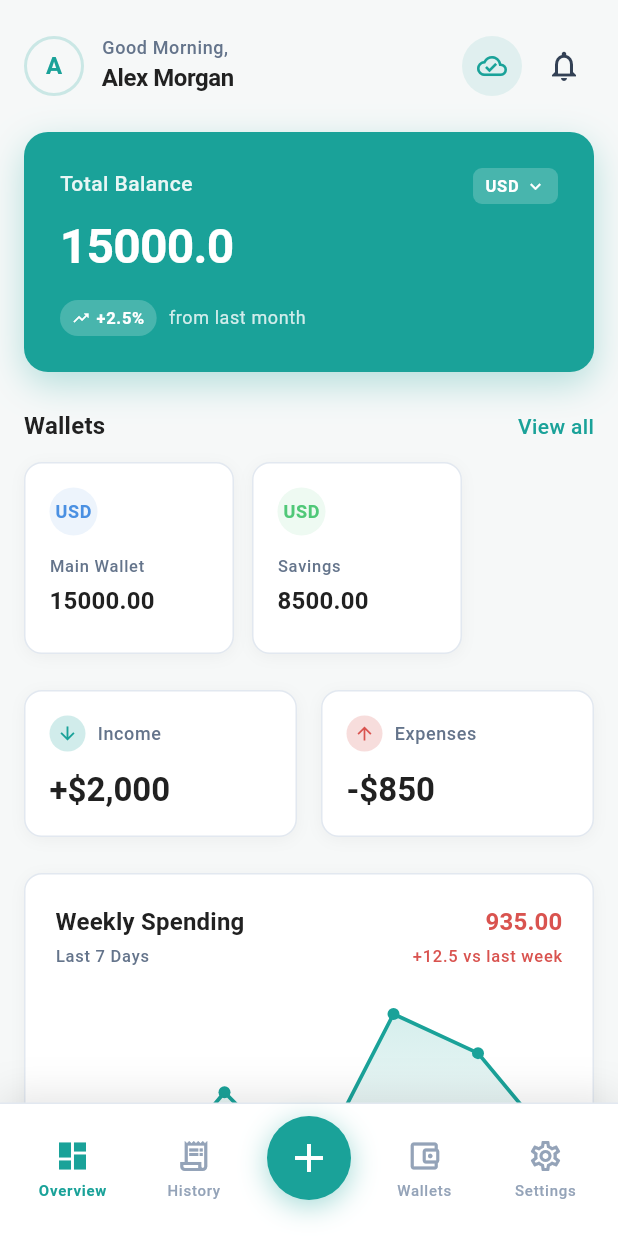
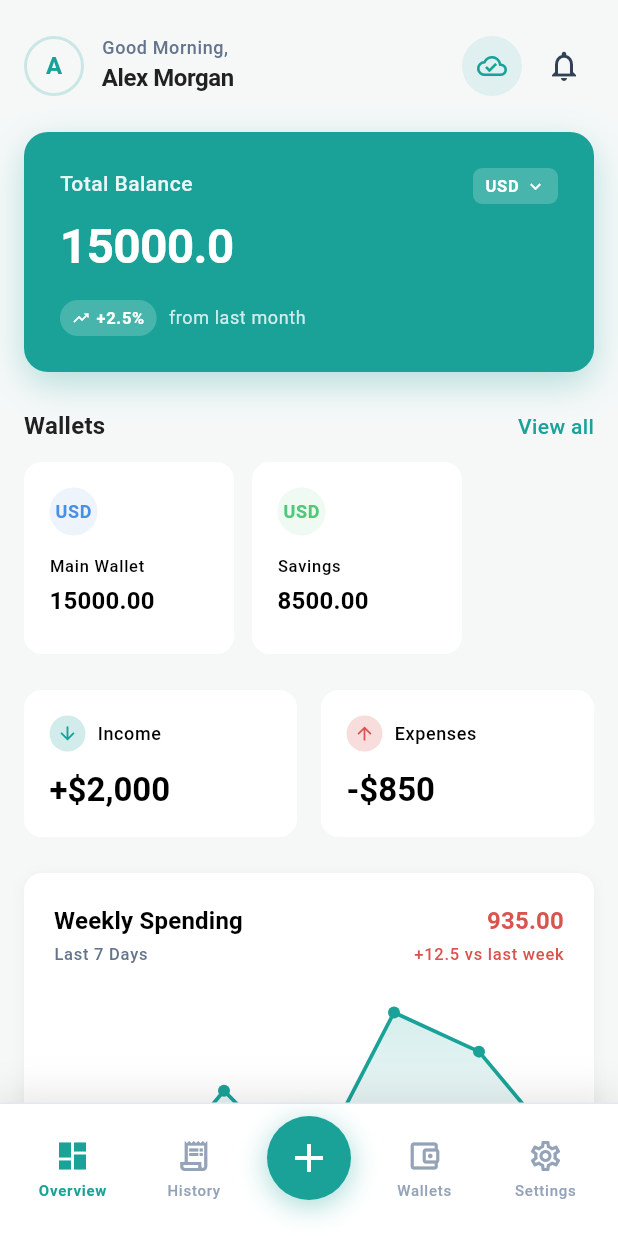
Before and after one commit to shihabkandil/extro, a Flutter app: the screen it shows after launch, after a tap on "Continue", on a phone screen of 412 x 824 dp. Run offline on Flutter 3.47's test engine with Material 3 defaults, Android fonts, the phone set to English and light mode, and no system bars; our stand-ins replace auto_route, dartz, dio, flutter_bloc, freezed_annotation, get_it and 4 more; generated files the repository leaves out were written again.

Commit message:
feat: Simplify theme management and remove unused routes

```diff
--- a/lib/core/router/app_router.dart
+++ b/lib/core/router/app_router.dart
@@ -10,6 +10,5 @@ class AppRouter extends RootStackRouter {
   List<AutoRoute> get routes => [
     AutoRoute(page: LoginRoute.page, initial: true),
     AutoRoute(page: DashboardRoute.page),
-    AutoRoute(page: FinancialDashboardRoute.page),
   ];
 }
--- /dev/null
+++ b/lib/core/theme/app_text_theme.dart
@@ -0,0 +1,166 @@
+import 'package:flutter/material.dart';
+
+class AppTextTheme {
+  /// Private constructor to prevent instantiation.
+  const AppTextTheme._();
+
+  static TextTheme light(ColorScheme colorScheme) {
+    return TextTheme(
+      displayLarge: TextStyle(
+        fontSize: 57,
+        fontWeight: FontWeight.w500,
+        color: colorScheme.inverseSurface,
+      ),
+      displayMedium: TextStyle(
+        fontSize: 45,
+        fontWeight: FontWeight.w500,
+        color: colorScheme.inverseSurface,
+      ),
+      displaySmall: TextStyle(
+        fontSize: 36,
+        fontWeight: FontWeight.w500,
+        color: colorScheme.inverseSurface,
+      ),
+      headlineLarge: TextStyle(
+        fontSize: 32,
+        fontWeight: FontWeight.w600,
+        color: colorScheme.inverseSurface,
+      ),
+      headlineMedium: TextStyle(
+        fontSize: 28,
+        fontWeight: FontWeight.w600,
+        color: colorScheme.inverseSurface,
+      ),
+      headlineSmall: TextStyle(
+        fontSize: 24,
+        fontWeight: FontWeight.w600,
+        color: colorScheme.inverseSurface,
+      ),
+      titleLarge: TextStyle(
+        fontSize: 22,
+        fontWeight: FontWeight.w600,
+        color: colorScheme.inverseSurface,
+      ),
+      titleMedium: TextStyle(
+        fontSize: 16,
+        fontWeight: FontWeight.w600,
+        color: colorScheme.inverseSurface,
+      ),
+      titleSmall: TextStyle(
+        fontSize: 14,
+        fontWeight: FontWeight.w500,
+        color: colorScheme.inverseSurface,
+      ),
+      bodyLarge: TextStyle(
+        fontSize: 16,
+        fontWeight: FontWeight.w400,
+        color: colorScheme.inverseSurface,
+      ),
+      bodyMedium: TextStyle(
+        fontSize: 14,
+        fontWeight: FontWeight.w400,
+        color: colorScheme.inverseSurface,
+      ),
+      bodySmall: TextStyle(
+        fontSize: 12,
+        fontWeight: FontWeight.w400,
+        color: colorScheme.inverseSurface,
+      ),
+      labelLarge: TextStyle(
+        fontSize: 14,
+        fontWeight: FontWeight.w600,
+        color: colorScheme.inverseSurface,
+      ),
+      labelMedium: TextStyle(
+        fontSize: 12,
+        fontWeight: FontWeight.w500,
+        color: colorScheme.inverseSurface,
+      ),
+      labelSmall: TextStyle(
+        fontSize: 11,
+        fontWeight: FontWeight.w500,
+        color: colorScheme.inverseSurface,
+      ),
+    );
+  }
+
+  static TextTheme dark(ColorScheme colorScheme) {
+    return TextTheme(
+      displayLarge: TextStyle(
+        fontSize: 57,
+        fontWeight: FontWeight.w500,
+        color: colorScheme.inverseSurface,
+      ),
+      displayMedium: TextStyle(
+        fontSize: 45,
+        fontWeight: FontWeight.w500,
+        color: colorScheme.inverseSurface,
+      ),
+      displaySmall: TextStyle(
+        fontSize: 36,
+        fontWeight: FontWeight.w500,
+        color: colorScheme.inverseSurface,
+      ),
+      headlineLarge: TextStyle(
+        fontSize: 32,
+        fontWeight: FontWeight.w600,
+        color: colorScheme.inverseSurface,
+      ),
+      headlineMedium: TextStyle(
+        fontSize: 28,
+        fontWeight: FontWeight.w600,
+        color: colorScheme.inverseSurface,
+      ),
+      headlineSmall: TextStyle(
+        fontSize: 24,
+        fontWeight: FontWeight.w600,
+        color: colorScheme.inverseSurface,
+      ),
+      titleLarge: TextStyle(
+        fontSize: 22,
+        fontWeight: FontWeight.w600,
+        color: colorScheme.inverseSurface,
+      ),
+      titleMedium: TextStyle(
+        fontSize: 16,
+        fontWeight: FontWeight.w600,
+        color: colorScheme.inverseSurface,
+      ),
+      titleSmall: TextStyle(
+        fontSize: 14,
+        fontWeight: FontWeight.w500,
+        color: colorScheme.inverseSurface,
+      ),
+      bodyLarge: TextStyle(
+        fontSize: 16,
+        fontWeight: FontWeight.w400,
+        color: colorScheme.inverseSurface,
+      ),
+      bodyMedium: TextStyle(
+        fontSize: 14,
+        fontWeight: FontWeight.w400,
+        color: colorScheme.inverseSurface,
+      ),
+      bodySmall: TextStyle(
+        fontSize: 12,
+        fontWeight: FontWeight.w400,
+        color: colorScheme.inverseSurface,
+      ),
+      labelLarge: TextStyle(
+        fontSize: 14,
+        fontWeight: FontWeight.w600,
+        color: colorScheme.inverseSurface,
+      ),
+      labelMedium: TextStyle(
+        fontSize: 12,
+        fontWeight: FontWeight.w500,
+        color: colorScheme.inverseSurface,
+      ),
+      labelSmall: TextStyle(
+        fontSize: 11,
+        fontWeight: FontWeight.w500,
+        color: colorScheme.inverseSurface,
+      ),
+    );
+  }
+}
--- a/lib/core/theme/app_theme.dart
+++ b/lib/core/theme/app_theme.dart
@@ -1,39 +1,57 @@
 import 'package:flutter/material.dart';
 
 import 'app_colors.dart';
+import 'app_text_theme.dart';
 
 class AppTheme {
   /// Private constructor to prevent instantiation.
   const AppTheme._();
 
-  static ThemeData light = ThemeData(
-    colorScheme: const ColorScheme.light(
+  static ThemeData light = _buildLightTheme();
+  static ThemeData dark = _buildDarkTheme();
+
+  static ThemeData _buildLightTheme() {
+    const colorScheme = ColorScheme.light(
       primary: AppColors.primary,
       secondary: AppColors.secondary,
       error: Colors.red,
       surface: AppColors.backgroundLight,
       inverseSurface: Colors.black,
-    ),
-    appBarTheme: const AppBarTheme(
-      backgroundColor: Colors.transparent,
-      surfaceTintColor: Colors.transparent,
-      elevation: 0,
-    ),
-  );
+      onSurface: AppColors.surfaceLight,
+      onInverseSurface: AppColors.surfaceDark,
+    );
 
-  static ThemeData dark = ThemeData(
-    colorScheme: const ColorScheme.dark(
+    return ThemeData(
+      colorScheme: colorScheme,
+      textTheme: AppTextTheme.light(colorScheme),
+      appBarTheme: const AppBarTheme(
+        backgroundColor: Colors.transparent,
+        surfaceTintColor: Colors.transparent,
+        elevation: 0,
+      ),
+    );
+  }
+
+  static ThemeData _buildDarkTheme() {
+    const colorScheme = ColorScheme.dark(
       primary: AppColors.primary,
       secondary: AppColors.secondary,
       error: Colors.red,
       surface: AppColors.backgroundDark,
       inverseSurface: Colors.white,
-    ),
-    scaffoldBackgroundColor: AppColors.backgroundDark,
-    appBarTheme: const AppBarTheme(
-      backgroundColor: Colors.transparent,
-      surfaceTintColor: Colors.transparent,
-      elevation: 0,
-    ),
-  );
+      onSurface: AppColors.surfaceDark,
+      onInverseSurface: AppColors.surfaceLight,
+    );
+
+    return ThemeData(
+      colorScheme: colorScheme,
+      scaffoldBackgroundColor: AppColors.backgroundDark,
+      textTheme: AppTextTheme.dark(colorScheme),
+      appBarTheme: const AppBarTheme(
+        backgroundColor: Colors.transparent,
+        surfaceTintColor: Colors.transparent,
+        elevation: 0,
+      ),
+    );
+  }
 }
--- a/lib/features/dashboard/presentation/screens/dashboard_screen.dart
+++ b/lib/features/dashboard/presentation/screens/dashboard_screen.dart
@@ -1,6 +1,5 @@
 import 'package:auto_route/auto_route.dart';
 import 'package:extro/core/extensions/context_extensions.dart';
-import 'package:extro/core/theme/app_colors.dart';
 import 'package:extro/features/dashboard/presentation/widgets/bottom_nav_bar.dart';
 import 'package:extro/features/dashboard/presentation/widgets/dashboard_app_header.dart';
 import 'package:extro/features/dashboard/presentation/widgets/recent_transaction_item.dart';
@@ -48,7 +47,6 @@ class _DashboardScreenState extends State<DashboardScreen> {
         ),
       ],
       child: Scaffold(
-        backgroundColor: AppColors.backgroundLight,
         body: SafeArea(
           child: SingleChildScrollView(
             physics: const BouncingScrollPhysics(),
--- a/lib/features/dashboard/presentation/widgets/recent_transaction_item.dart
+++ b/lib/features/dashboard/presentation/widgets/recent_transaction_item.dart
@@ -40,9 +40,9 @@ class RecentTransactionItem extends StatelessWidget {
         child: Container(
           padding: const EdgeInsets.all(12),
           decoration: BoxDecoration(
-            color: AppColors.surfaceLight,
+            color: context.colorScheme.onSurface,
             borderRadius: BorderRadius.circular(12),
-            border: Border.all(color: AppColors.slate200),
+            border: Border.all(color: context.colorScheme.onSurface),
           ),
           child: Row(
             children: [
@@ -52,9 +52,7 @@ class RecentTransactionItem extends StatelessWidget {
                 height: 40,
                 decoration: BoxDecoration(
                   shape: BoxShape.circle,
-                  color: transaction.isIncome
-                      ? AppColors.primary.withValues(alpha: 0.1)
-                      : AppColors.slate100,
+                  color: context.colorScheme.onSurface,
                 ),
                 child: Icon(
                   transaction.icon,
@@ -73,7 +71,7 @@ class RecentTransactionItem extends StatelessWidget {
                     Text(
                       transaction.title,
                       style: context.textTheme.bodyMedium?.copyWith(
-                        color: AppColors.textDark,
+                        color: context.colorScheme.inverseSurface,
                         fontWeight: FontWeight.w600,
                       ),
                       maxLines: 1,
@@ -83,7 +81,7 @@ class RecentTransactionItem extends StatelessWidget {
                     Text(
                       transaction.dateTime,
                       style: context.textTheme.labelSmall?.copyWith(
-                        color: AppColors.slate500,
+                        color: context.colorScheme.inverseSurface,
                       ),
                     ),
                   ],
--- a/lib/features/dashboard/presentation/widgets/stats_card.dart
+++ b/lib/features/dashboard/presentation/widgets/stats_card.dart
@@ -22,12 +22,12 @@ class StatsCard extends StatelessWidget {
     return Container(
       padding: const EdgeInsets.all(16),
       decoration: BoxDecoration(
-        color: AppColors.surfaceLight,
+        color: context.colorScheme.onSurface,
         borderRadius: BorderRadius.circular(12),
-        border: Border.all(color: AppColors.slate200),
+        border: Border.all(color: context.colorScheme.onSurface),
         boxShadow: [
           BoxShadow(
-            color: AppColors.black.withValues(alpha: 0.04),
+            color: context.colorScheme.onSurface.withValues(alpha: 0.04),
             blurRadius: 8,
             offset: const Offset(0, 2),
           ),
@@ -56,7 +56,7 @@ class StatsCard extends StatelessWidget {
               Text(
                 label,
                 style: context.textTheme.bodySmall?.copyWith(
-                  color: AppColors.slate500,
+                  color: context.colorScheme.inverseSurface,
                   fontWeight: FontWeight.w500,
                 ),
               ),
@@ -66,7 +66,7 @@ class StatsCard extends StatelessWidget {
           Text(
             value,
             style: context.textTheme.titleLarge?.copyWith(
-              color: AppColors.textDark,
+              color: context.colorScheme.inverseSurface,
               fontWeight: FontWeight.bold,
             ),
           ),
--- a/lib/features/dashboard/presentation/widgets/transaction_tile.dart
+++ b/lib/features/dashboard/presentation/widgets/transaction_tile.dart
@@ -26,11 +26,11 @@ class TransactionTile extends StatelessWidget {
     return Container(
       padding: const EdgeInsets.all(16),
       decoration: BoxDecoration(
-        color: AppColors.white,
+        color: context.colorScheme.onSurface,
         borderRadius: BorderRadius.circular(16),
         boxShadow: [
           BoxShadow(
-            color: Colors.black.withValues(alpha: 0.05),
+            color: context.colorScheme.onSurface.withValues(alpha: 0.05),
             blurRadius: 8,
             offset: const Offset(0, 2),
           ),
@@ -42,7 +42,7 @@ class TransactionTile extends StatelessWidget {
             width: 48,
             height: 48,
             decoration: BoxDecoration(
-              color: AppColors.white,
+              color: context.colorScheme.onSurface,
               shape: BoxShape.circle,
               border: Border.all(
                 color: transaction.isIncome
@@ -68,14 +68,14 @@ class TransactionTile extends StatelessWidget {
                   transaction.title,
                   style: context.textTheme.titleMedium?.copyWith(
                     fontWeight: FontWeight.bold,
-                    color: AppColors.textDark,
+                    color: context.colorScheme.inverseSurface,
                   ),
                 ),
                 const SizedBox(height: 4),
                 Text(
                   transaction.category,
                   style: context.textTheme.bodyMedium?.copyWith(
-                    color: AppColors.textGrey,
+                    color: context.colorScheme.inverseSurface,
                   ),
                 ),
               ],
--- a/lib/features/dashboard/presentation/widgets/wallet_card.dart
+++ b/lib/features/dashboard/presentation/widgets/wallet_card.dart
@@ -1,6 +1,5 @@
 import 'package:flutter/material.dart';
 import 'package:extro/core/extensions/context_extensions.dart';
-import 'package:extro/core/theme/app_colors.dart';
 
 /// Data model for a wallet/currency card.
 class WalletData {
@@ -34,12 +33,12 @@ class WalletCard extends StatelessWidget {
         constraints: const BoxConstraints(minWidth: 140),
         padding: const EdgeInsets.all(16),
         decoration: BoxDecoration(
-          color: AppColors.surfaceLight,
+          color: context.colorScheme.onSurface,
           borderRadius: BorderRadius.circular(12),
-          border: Border.all(color: AppColors.slate200),
+          border: Border.all(color: context.colorScheme.onSurface),
           boxShadow: [
             BoxShadow(
-              color: AppColors.black.withValues(alpha: 0.04),
+              color: context.colorScheme.onSurface.withValues(alpha: 0.04),
               blurRadius: 8,
               offset: const Offset(0, 2),
             ),
@@ -74,7 +73,7 @@ class WalletCard extends StatelessWidget {
             Text(
               wallet.label,
               style: context.textTheme.labelSmall?.copyWith(
-                color: AppColors.slate500,
+                color: context.colorScheme.inverseSurface,
                 fontWeight: FontWeight.w500,
               ),
             ),
@@ -83,7 +82,7 @@ class WalletCard extends StatelessWidget {
             Text(
               wallet.balance,
               style: context.textTheme.titleMedium?.copyWith(
-                color: AppColors.textDark,
+                color: context.colorScheme.inverseSurface,
                 fontWeight: FontWeight.bold,
               ),
             ),
--- a/lib/features/dashboard/presentation/widgets/weekly_spending_chart.dart
+++ b/lib/features/dashboard/presentation/widgets/weekly_spending_chart.dart
@@ -21,9 +21,8 @@ class WeeklySpendingChart extends StatelessWidget {
     return Container(
       padding: const EdgeInsets.all(20),
       decoration: BoxDecoration(
-        color: AppColors.surfaceLight,
+        color: context.colorScheme.onSurface,
         borderRadius: BorderRadius.circular(12),
-        border: Border.all(color: AppColors.slate200),
         boxShadow: [
           BoxShadow(
             color: AppColors.black.withValues(alpha: 0.04),
@@ -43,7 +42,6 @@ class WeeklySpendingChart extends StatelessWidget {
                   Text(
                     context.localizer.weeklySpending,
                     style: context.textTheme.titleMedium?.copyWith(
-                      color: AppColors.textDark,
                       fontWeight: FontWeight.bold,
                     ),
                   ),
```
